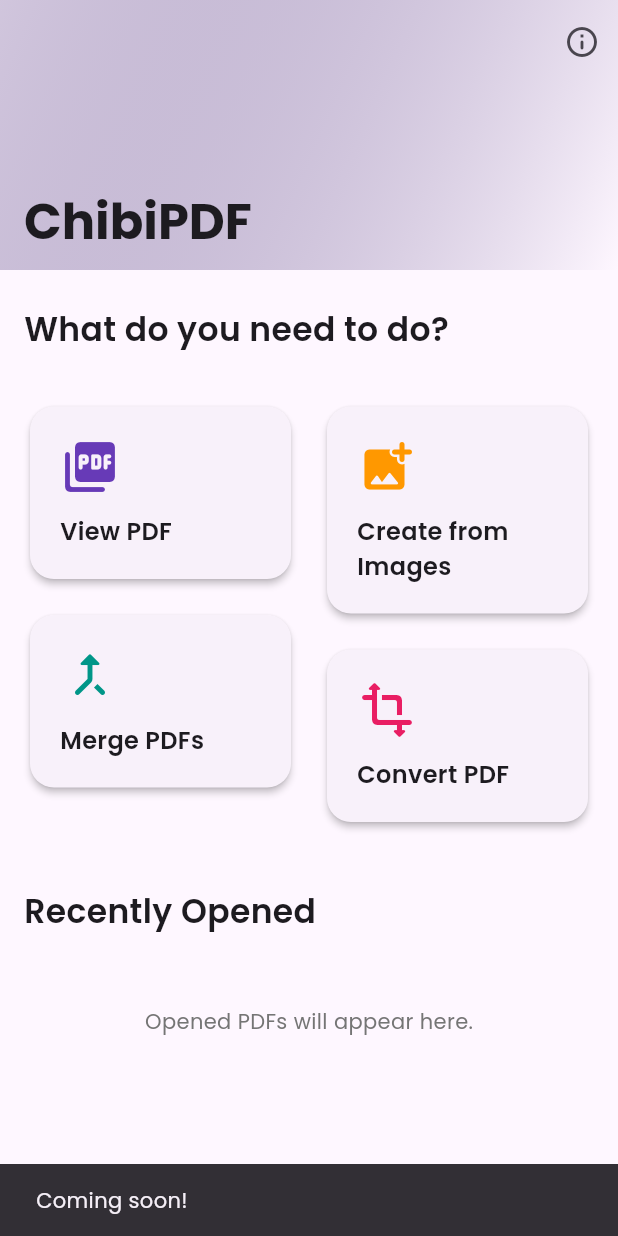
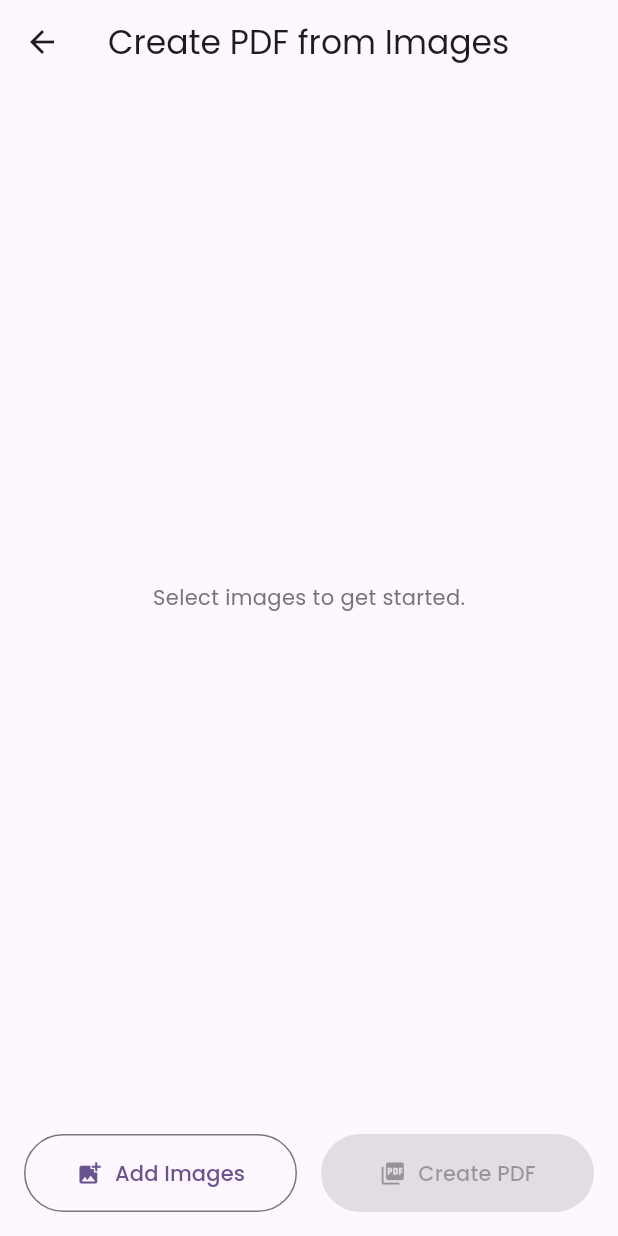
Before and after one commit to Morningknight/chibipdf, a Flutter app: the screen it shows after launch, after a tap on "Create from Images", on a phone screen of 412 x 824 dp. Run offline on Flutter 3.47's test engine with Material 3 defaults, Android fonts, the phone set to English and light mode, and no system bars; our stand-ins replace file_picker, google_fonts, image_picker, pdf, shared_preferences; missing offline and left inert: flutter_pdfview.

Commit message:
feat: Implement create PDF from images feature

```diff
--- a/lib/screens/home_screen.dart
+++ b/lib/screens/home_screen.dart
@@ -1,6 +1,7 @@
 // lib/screens/home_screen.dart
 
-import 'dart:io';
+import 'dart:io'; // <--- THIS WAS THE MISSING LINE
+import 'package:chibipdf/screens/image_to_pdf_screen.dart';
 import 'package:chibipdf/screens/pdf_viewer_screen.dart';
 import 'package:file_picker/file_picker.dart';
 import 'package:flutter/material.dart';
@@ -51,7 +52,8 @@ class _HomeScreenState extends State<HomeScreen> {
   }
 
   String _getFileName(String path) {
-    return path.split('/').last;
+    // This now works because the 'Platform' class is available from 'dart:io'
+    return path.substring(path.lastIndexOf(Platform.pathSeparator) + 1);
   }
 
   // --- LOGIC for picking files ---
@@ -66,6 +68,7 @@ class _HomeScreenState extends State<HomeScreen> {
       final String? filePath = result.files.first.path;
       if (filePath == null) return;
 
+      // This now works because the 'File' class is available
       await _openPdf(File(filePath));
     } catch (e) {
       debugPrint("Error picking file: $e");
@@ -73,6 +76,14 @@ class _HomeScreenState extends State<HomeScreen> {
   }
 
   Future<void> _openPdf(File file) async {
+    if (!await file.exists()) {
+      if(mounted) {
+        ScaffoldMessenger.of(context).showSnackBar(
+          SnackBar(content: Text('Error: File not found at ${file.path}')),
+        );
+      }
+      return;
+    }
     await _addAndSaveRecent(file.path);
     if (mounted) {
       Navigator.push(
@@ -86,7 +97,6 @@ class _HomeScreenState extends State<HomeScreen> {
 
   @override
   Widget build(BuildContext context) {
-    // We define the tools list here, inside the build method
     final List<_ToolCard> tools = [
       _ToolCard(
         title: 'View PDF',
@@ -99,8 +109,15 @@ class _HomeScreenState extends State<HomeScreen> {
         icon: Icons.add_photo_alternate_rounded,
         color: Colors.orange,
         action: (context) {
-          ScaffoldMessenger.of(context).showSnackBar(
-            const SnackBar(content: Text('Coming soon!')),
+          Navigator.push(
+            context,
+            MaterialPageRoute(
+              builder: (context) => ImageToPdfScreen(
+                onPdfCreated: (path) {
+                  _addAndSaveRecent(path);
+                },
+              ),
+            ),
           );
         },
       ),
@@ -248,7 +265,6 @@ class _HomeScreenState extends State<HomeScreen> {
     );
   }
 
-  // ============== THIS SECTION WAS MISSING ==============
   Widget _buildToolCard(BuildContext context, _ToolCard tool) {
     return Card(
       elevation: 2,
@@ -291,4 +307,3 @@ class _ToolCard {
     required this.action,
   });
 }
-// ======================================================
--- /dev/null
+++ b/lib/screens/image_to_pdf_screen.dart
@@ -0,0 +1,188 @@
+// lib/screens/image_to_pdf_screen.dart
+
+import 'dart:io';
+import 'package:chibipdf/screens/pdf_viewer_screen.dart';
+import 'package:flutter/material.dart';
+import 'package:google_fonts/google_fonts.dart';
+import 'package:image_picker/image_picker.dart';
+import 'package:path_provider/path_provider.dart';
+import 'package:pdf/pdf.dart';
+import 'package:pdf/widgets.dart' as pw;
+
+class ImageToPdfScreen extends StatefulWidget {
+  // We accept a function to update the recents list on the home screen
+  final Function(String) onPdfCreated;
+
+  const ImageToPdfScreen({super.key, required this.onPdfCreated});
+
+  @override
+  State<ImageToPdfScreen> createState() => _ImageToPdfScreenState();
+}
+
+class _ImageToPdfScreenState extends State<ImageToPdfScreen> {
+  final ImagePicker _picker = ImagePicker();
+  List<File> _selectedImages = [];
+  bool _isCreatingPdf = false;
+
+  // --- LOGIC: Select images from gallery ---
+  Future<void> _selectImages() async {
+    final List<XFile> pickedFiles = await _picker.pickMultiImage();
+    if (pickedFiles.isNotEmpty) {
+      setState(() {
+        _selectedImages.addAll(pickedFiles.map((file) => File(file.path)).toList());
+      });
+    }
+  }
+
+  // --- LOGIC: Create and save the PDF ---
+  Future<void> _createPdf() async {
+    if (_selectedImages.isEmpty) {
+      ScaffoldMessenger.of(context).showSnackBar(
+        const SnackBar(content: Text('Please select at least one image.')),
+      );
+      return;
+    }
+
+    setState(() {
+      _isCreatingPdf = true; // Show loading indicator
+    });
+
+    try {
+      final pdf = pw.Document();
+      for (var imageFile in _selectedImages) {
+        final image = pw.MemoryImage(imageFile.readAsBytesSync());
+        pdf.addPage(
+          pw.Page(
+            pageFormat: PdfPageFormat.a4,
+            build: (pw.Context context) {
+              return pw.Center(child: pw.Image(image));
+            },
+          ),
+        );
+      }
+
+      // Get a path to save the file
+      final outputDir = await getApplicationDocumentsDirectory();
+      final fileName = 'ChibiPDF_${DateTime.now().millisecondsSinceEpoch}.pdf';
+      final file = File('${outputDir.path}/$fileName');
+      await file.writeAsBytes(await pdf.save());
+
+      // --- Success ---
+      ScaffoldMessenger.of(context).showSnackBar(
+        SnackBar(content: Text('PDF created successfully at ${file.path}')),
+      );
+
+      // Call the callback to update recents on the home screen
+      widget.onPdfCreated(file.path);
+
+      // Open the newly created PDF
+      Navigator.pushReplacement(
+        context,
+        MaterialPageRoute(
+          builder: (context) => PdfViewerScreen(file: file),
+        ),
+      );
+
+    } catch (e) {
+      // --- Error ---
+      ScaffoldMessenger.of(context).showSnackBar(
+        SnackBar(content: Text('Failed to create PDF: $e')),
+      );
+    } finally {
+      if (mounted) {
+        setState(() {
+          _isCreatingPdf = false; // Hide loading indicator
+        });
+      }
+    }
+  }
+
+  @override
+  Widget build(BuildContext context) {
+    return Scaffold(
+      appBar: AppBar(
+        title: const Text('Create PDF from Images'),
+      ),
+      body: Column(
+        children: [
+          Expanded(
+            child: _selectedImages.isEmpty
+                ? Center(
+              child: Text(
+                'Select images to get started.',
+                style: TextStyle(color: Colors.grey[600]),
+              ),
+            )
+                : // Use ReorderableListView to allow users to change image order
+            ReorderableListView.builder(
+              padding: const EdgeInsets.all(16.0),
+              itemCount: _selectedImages.length,
+              itemBuilder: (context, index) {
+                final image = _selectedImages[index];
+                return Card(
+                  key: ValueKey(image.path), // Important for reordering
+                  margin: const EdgeInsets.symmetric(vertical: 8),
+                  child: ListTile(
+                    leading: Image.file(image, width: 50, height: 50, fit: BoxFit.cover),
+                    title: Text('Image ${index + 1}'),
+                    subtitle: Text(image.path.split('/').last),
+                    trailing: IconButton(
+                      icon: const Icon(Icons.delete_outline, color: Colors.red),
+                      onPressed: () {
+                        setState(() {
+                          _selectedImages.removeAt(index);
+                        });
+                      },
+                    ),
+                  ),
+                );
+              },
+              onReorder: (oldIndex, newIndex) {
+                setState(() {
+                  if (newIndex > oldIndex) {
+                    newIndex -= 1;
+                  }
+                  final item = _selectedImages.removeAt(oldIndex);
+                  _selectedImages.insert(newIndex, item);
+                });
+              },
+            ),
+          ),
+          // --- BOTTOM ACTION BAR ---
+          Padding(
+            padding: const EdgeInsets.all(16.0),
+            child: Row(
+              children: [
+                Expanded(
+                  child: OutlinedButton.icon(
+                    onPressed: _selectImages,
+                    icon: const Icon(Icons.add_photo_alternate),
+                    label: const Text('Add Images'),
+                    style: OutlinedButton.styleFrom(
+                      padding: const EdgeInsets.symmetric(vertical: 16),
+                    ),
+                  ),
+                ),
+                const SizedBox(width: 16),
+                Expanded(
+                  child: ElevatedButton.icon(
+                    onPressed: (_selectedImages.isEmpty || _isCreatingPdf) ? null : _createPdf,
+                    icon: _isCreatingPdf
+                        ? const SizedBox(width: 20, height: 20, child: CircularProgressIndicator(strokeWidth: 2, color: Colors.white))
+                        : const Icon(Icons.picture_as_pdf),
+                    label: const Text('Create PDF'),
+                    style: ElevatedButton.styleFrom(
+                      padding: const EdgeInsets.symmetric(vertical: 16),
+                      backgroundColor: Theme.of(context).colorScheme.primary,
+                      foregroundColor: Theme.of(context).colorScheme.onPrimary,
+                    ),
+                  ),
+                ),
+              ],
+            ),
+          )
+        ],
+      ),
+    );
+  }
+}
--- a/pubspec.yaml
+++ b/pubspec.yaml
@@ -39,6 +39,9 @@ dependencies:
   flutter_staggered_grid_view: ^0.7.0
   shared_preferences:
   provider:
+  image_picker:
+  pdf:
+  path_provider:
   # The following adds the Cupertino Icons font to your application.
   # Use with the CupertinoIcons class for iOS style icons.
   cupertino_icons: ^1.0.8
```
Also changed, not shown: pubspec.lock, 1 other file.
